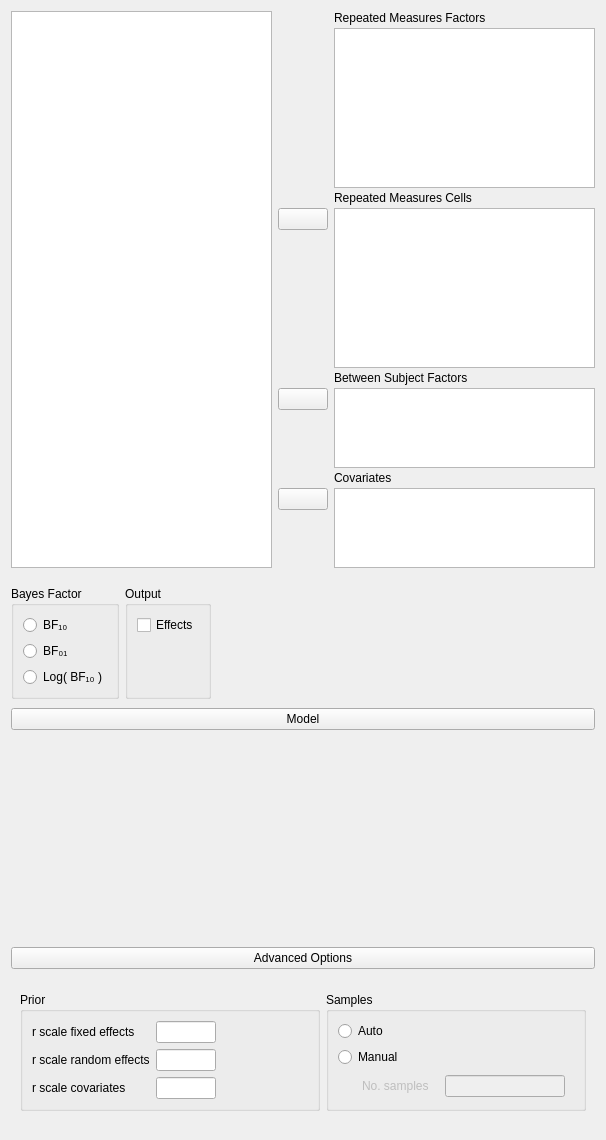
The window that JASP-Desktop/analysisforms/anovarepeatedmeasuresbayesianform.ui (jasp-stats/jasp-desktop) describes before a commit, drawn with Qt 5.
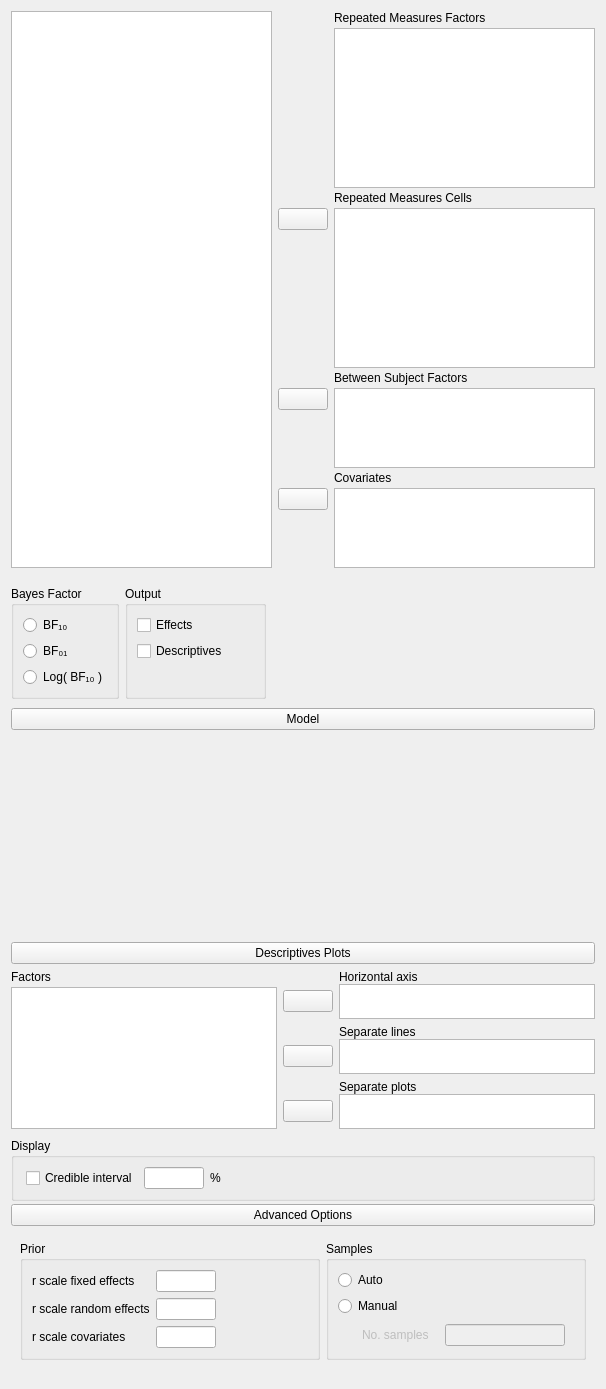
The same window after the commit. Custom widgets are drawn as their Qt base class.

Commit message: Added UI for RM, made plots adaptable to within analysis changes

Patch:
```diff
--- a/JASP-Desktop/analysisforms/anovarepeatedmeasuresbayesianform.ui
+++ b/JASP-Desktop/analysisforms/anovarepeatedmeasuresbayesianform.ui
@@ -471,7 +471,7 @@
            </property>
           </widget>
          </item>
-         <item row="1" column="1">
+         <item row="2" column="1">
           <spacer name="verticalSpacer">
            <property name="orientation">
             <enum>Qt::Vertical</enum>
@@ -479,11 +479,18 @@
            <property name="sizeHint" stdset="0">
             <size>
              <width>20</width>
-             <height>40</height>
+             <height>20</height>
             </size>
            </property>
           </spacer>
          </item>
+         <item row="1" column="0">
+          <widget class="BoundCheckBox" name="descriptives">
+           <property name="text">
+            <string>Descriptives</string>
+           </property>
+          </widget>
+         </item>
         </layout>
        </widget>
       </item>
@@ -565,6 +572,477 @@
     </widget>
    </item>
    <item row="3" column="0">
+    <widget class="QWidget" name="profilePlot" native="true">
+     <layout class="QGridLayout" name="gridLayout_24">
+      <property name="leftMargin">
+       <number>0</number>
+      </property>
+      <property name="topMargin">
+       <number>3</number>
+      </property>
+      <property name="rightMargin">
+       <number>0</number>
+      </property>
+      <property name="bottomMargin">
+       <number>3</number>
+      </property>
+      <item row="1" column="0">
+       <widget class="QWidget" name="containerDescriptivesPlot" native="true">
+        <layout class="QGridLayout" name="gridLayout_23">
+         <property name="leftMargin">
+          <number>0</number>
+         </property>
+         <property name="topMargin">
+          <number>0</number>
+         </property>
+         <property name="rightMargin">
+          <number>0</number>
+         </property>
+         <property name="bottomMargin">
+          <number>0</number>
+         </property>
+         <item row="0" column="0">
+          <widget class="QWidget" name="widget_17" native="true">
+           <layout class="QGridLayout" name="gridLayout_11">
+            <property name="leftMargin">
+             <number>0</number>
+            </property>
+            <property name="topMargin">
+             <number>0</number>
+            </property>
+            <property name="rightMargin">
+             <number>0</number>
+            </property>
+            <property name="bottomMargin">
+             <number>3</number>
+            </property>
+            <property name="horizontalSpacing">
+             <number>0</number>
+            </property>
+            <property name="verticalSpacing">
+             <number>3</number>
+            </property>
+            <item row="0" column="0">
+             <widget class="QLabel" name="label_7">
+              <property name="sizePolicy">
+               <sizepolicy hsizetype="Fixed" vsizetype="Fixed">
+                <horstretch>0</horstretch>
+                <verstretch>0</verstretch>
+               </sizepolicy>
+              </property>
+              <property name="text">
+               <string>Factors</string>
+              </property>
+             </widget>
+            </item>
+            <item row="1" column="0">
+             <widget class="AvailableFieldsListView" name="plotVariables">
+              <property name="sizePolicy">
+               <sizepolicy hsizetype="Expanding" vsizetype="Expanding">
+                <horstretch>0</horstretch>
+                <verstretch>0</verstretch>
+               </sizepolicy>
+              </property>
+              <property name="maximumSize">
+               <size>
+                <width>16777215</width>
+                <height>16777215</height>
+               </size>
+              </property>
+             </widget>
+            </item>
+           </layout>
+          </widget>
+         </item>
+         <item row="0" column="1">
+          <widget class="QWidget" name="widget_15" native="true">
+           <layout class="QVBoxLayout" name="verticalLayout_6">
+            <property name="leftMargin">
+             <number>0</number>
+            </property>
+            <property name="topMargin">
+             <number>0</number>
+            </property>
+            <property name="rightMargin">
+             <number>0</number>
+            </property>
+            <property name="bottomMargin">
+             <number>3</number>
+            </property>
+            <item>
+             <widget class="QWidget" name="widget_19" native="true">
+              <property name="sizePolicy">
+               <sizepolicy hsizetype="Preferred" vsizetype="Preferred">
+                <horstretch>0</horstretch>
+                <verstretch>0</verstretch>
+               </sizepolicy>
+              </property>
+              <layout class="QGridLayout" name="gridLayout_14">
+               <property name="leftMargin">
+                <number>0</number>
+               </property>
+               <property name="topMargin">
+                <number>0</number>
+               </property>
+               <property name="rightMargin">
+                <number>0</number>
+               </property>
+               <property name="bottomMargin">
+                <number>0</number>
+               </property>
+               <property name="verticalSpacing">
+                <number>0</number>
+               </property>
+               <item row="2" column="0">
+                <widget class="AssignButton" name="buttonAssignHorizontalAxis">
+                 <property name="sizePolicy">
+                  <sizepolicy hsizetype="Fixed" vsizetype="Fixed">
+                   <horstretch>0</horstretch>
+                   <verstretch>0</verstretch>
+                  </sizepolicy>
+                 </property>
+                 <property name="minimumSize">
+                  <size>
+                   <width>50</width>
+                   <height>0</height>
+                  </size>
+                 </property>
+                 <property name="maximumSize">
+                  <size>
+                   <width>50</width>
+                   <height>16777215</height>
+                  </size>
+                 </property>
+                 <property name="text">
+                  <string/>
+                 </property>
+                </widget>
+               </item>
+               <item row="0" column="1">
+                <widget class="QLabel" name="label_8">
+                 <property name="sizePolicy">
+                  <sizepolicy hsizetype="Fixed" vsizetype="Fixed">
+                   <horstretch>0</horstretch>
+                   <verstretch>0</verstretch>
+                  </sizepolicy>
+                 </property>
+                 <property name="text">
+                  <string>Horizontal axis</string>
+                 </property>
+                </widget>
+               </item>
+               <item row="2" column="1">
+                <widget class="BoundListView" name="plotHorizontalAxis">
+                 <property name="sizePolicy">
+                  <sizepolicy hsizetype="Expanding" vsizetype="Fixed">
+                   <horstretch>0</horstretch>
+                   <verstretch>0</verstretch>
+                  </sizepolicy>
+                 </property>
+                 <property name="maximumSize">
+                  <size>
+                   <width>16777215</width>
+                   <height>35</height>
+                  </size>
+                 </property>
+                </widget>
+               </item>
+              </layout>
+             </widget>
+            </item>
+            <item>
+             <spacer name="verticalSpacer_2">
+              <property name="orientation">
+               <enum>Qt::Vertical</enum>
+              </property>
+              <property name="sizeType">
+               <enum>QSizePolicy::Expanding</enum>
+              </property>
+              <property name="sizeHint" stdset="0">
+               <size>
+                <width>20</width>
+                <height>0</height>
+               </size>
+              </property>
+             </spacer>
+            </item>
+            <item>
+             <widget class="QWidget" name="widget_20" native="true">
+              <property name="sizePolicy">
+               <sizepolicy hsizetype="Preferred" vsizetype="Preferred">
+                <horstretch>0</horstretch>
+                <verstretch>0</verstretch>
+               </sizepolicy>
+              </property>
+              <layout class="QGridLayout" name="gridLayout_15">
+               <property name="leftMargin">
+                <number>0</number>
+               </property>
+               <property name="topMargin">
+                <number>0</number>
+               </property>
+               <property name="rightMargin">
+                <number>0</number>
+               </property>
+               <property name="bottomMargin">
+                <number>0</number>
+               </property>
+               <property name="verticalSpacing">
+                <number>0</number>
+               </property>
+               <item row="1" column="1">
+                <widget class="BoundListView" name="plotSeparateLines">
+                 <property name="sizePolicy">
+                  <sizepolicy hsizetype="Expanding" vsizetype="Fixed">
+                   <horstretch>0</horstretch>
+                   <verstretch>0</verstretch>
+                  </sizepolicy>
+                 </property>
+                 <property name="maximumSize">
+                  <size>
+                   <width>16777215</width>
+                   <height>35</height>
+                  </size>
+                 </property>
+                </widget>
+               </item>
+               <item row="1" column="0">
+                <widget class="AssignButton" name="buttonAssignSeperateLines">
+                 <property name="sizePolicy">
+                  <sizepolicy hsizetype="Fixed" vsizetype="Fixed">
+                   <horstretch>0</horstretch>
+                   <verstretch>0</verstretch>
+                  </sizepolicy>
+                 </property>
+                 <property name="minimumSize">
+                  <size>
+                   <width>50</width>
+                   <height>0</height>
+                  </size>
+                 </property>
+                 <property name="maximumSize">
+                  <size>
+                   <width>50</width>
+                   <height>16777215</height>
+                  </size>
+                 </property>
+                 <property name="text">
+                  <string/>
+                 </property>
+                </widget>
+               </item>
+               <item row="0" column="1">
+                <widget class="QLabel" name="label_10">
+                 <property name="sizePolicy">
+                  <sizepolicy hsizetype="Fixed" vsizetype="Fixed">
+                   <horstretch>0</horstretch>
+                   <verstretch>0</verstretch>
+                  </sizepolicy>
+                 </property>
+                 <property name="text">
+                  <string>Separate lines</string>
+                 </property>
+                </widget>
+               </item>
+              </layout>
+             </widget>
+            </item>
+            <item>
+             <spacer name="verticalSpacer_4_1">
+              <property name="orientation">
+               <enum>Qt::Vertical</enum>
+              </property>
+              <property name="sizeType">
+               <enum>QSizePolicy::Expanding</enum>
+              </property>
+              <property name="sizeHint" stdset="0">
+               <size>
+                <width>20</width>
+                <height>0</height>
+               </size>
+              </property>
+             </spacer>
+            </item>
+            <item>
+             <widget class="QWidget" name="widget_22" native="true">
+              <property name="sizePolicy">
+               <sizepolicy hsizetype="Preferred" vsizetype="Preferred">
+                <horstretch>0</horstretch>
+                <verstretch>0</verstretch>
+               </sizepolicy>
+              </property>
+              <layout class="QGridLayout" name="gridLayout_18">
+               <property name="leftMargin">
+                <number>0</number>
+               </property>
+               <property name="topMargin">
+                <number>0</number>
+               </property>
+               <property name="rightMargin">
+                <number>0</number>
+               </property>
+               <property name="bottomMargin">
+                <number>0</number>
+               </property>
+               <property name="verticalSpacing">
+                <number>0</number>
+               </property>
+               <item row="1" column="1">
+                <widget class="BoundListView" name="plotSeparatePlots">
+                 <property name="sizePolicy">
+                  <sizepolicy hsizetype="Expanding" vsizetype="Fixed">
+                   <horstretch>0</horstretch>
+                   <verstretch>0</verstretch>
+                  </sizepolicy>
+                 </property>
+                 <property name="maximumSize">
+                  <size>
+                   <width>16777215</width>
+                   <height>35</height>
+                  </size>
+                 </property>
+                </widget>
+               </item>
+               <item row="1" column="0">
+                <widget class="AssignButton" name="buttonAssignSeperatePlots">
+                 <property name="sizePolicy">
+                  <sizepolicy hsizetype="Fixed" vsizetype="Fixed">
+                   <horstretch>0</horstretch>
+                   <verstretch>0</verstretch>
+                  </sizepolicy>
+                 </property>
+                 <property name="minimumSize">
+                  <size>
+                   <width>50</width>
+                   <height>0</height>
+                  </size>
+                 </property>
+                 <property name="maximumSize">
+                  <size>
+                   <width>50</width>
+                   <height>16777215</height>
+                  </size>
+                 </property>
+                 <property name="text">
+                  <string/>
+                 </property>
+                </widget>
+               </item>
+               <item row="0" column="1">
+                <widget class="QLabel" name="label_13">
+                 <property name="sizePolicy">
+                  <sizepolicy hsizetype="Fixed" vsizetype="Fixed">
+                   <horstretch>0</horstretch>
+                   <verstretch>0</verstretch>
+                  </sizepolicy>
+                 </property>
+                 <property name="text">
+                  <string>Separate plots</string>
+                 </property>
+                </widget>
+               </item>
+              </layout>
+             </widget>
+            </item>
+           </layout>
+          </widget>
+         </item>
+         <item row="1" column="0" colspan="2">
+          <widget class="BoundGroupBox" name="groupOptions2_2">
+           <property name="title">
+            <string>Display</string>
+           </property>
+           <layout class="QGridLayout" name="gridLayout_16">
+            <property name="leftMargin">
+             <number>12</number>
+            </property>
+            <property name="verticalSpacing">
+             <number>0</number>
+            </property>
+            <item row="0" column="5">
+             <spacer name="horizontalSpacer_3">
+              <property name="orientation">
+               <enum>Qt::Horizontal</enum>
+              </property>
+              <property name="sizeHint" stdset="0">
+               <size>
+                <width>40</width>
+                <height>20</height>
+               </size>
+              </property>
+             </spacer>
+            </item>
+            <item row="0" column="3">
+             <widget class="BoundTextBox" name="plotCredibleIntervalInterval">
+              <property name="enabled">
+               <bool>true</bool>
+              </property>
+              <property name="minimumSize">
+               <size>
+                <width>60</width>
+                <height>0</height>
+               </size>
+              </property>
+              <property name="maximumSize">
+               <size>
+                <width>60</width>
+                <height>16777215</height>
+               </size>
+              </property>
+             </widget>
+            </item>
+            <item row="0" column="0" colspan="2">
+             <widget class="BoundCheckBox" name="plotCredibleInterval">
+              <property name="text">
+               <string>Credible interval</string>
+              </property>
+             </widget>
+            </item>
+            <item row="0" column="4">
+             <widget class="QLabel" name="label_11">
+              <property name="sizePolicy">
+               <sizepolicy hsizetype="Fixed" vsizetype="Fixed">
+                <horstretch>0</horstretch>
+                <verstretch>0</verstretch>
+               </sizepolicy>
+              </property>
+              <property name="text">
+               <string>%</string>
+              </property>
+             </widget>
+            </item>
+           </layout>
+          </widget>
+         </item>
+        </layout>
+       </widget>
+      </item>
+      <item row="0" column="0">
+       <widget class="ExpanderButton" name="expanderDescriptivesPlot">
+        <property name="enabled">
+         <bool>true</bool>
+        </property>
+        <property name="sizePolicy">
+         <sizepolicy hsizetype="Expanding" vsizetype="Fixed">
+          <horstretch>0</horstretch>
+          <verstretch>0</verstretch>
+         </sizepolicy>
+        </property>
+        <property name="text">
+         <string>Descriptives Plots</string>
+        </property>
+        <property name="default">
+         <bool>false</bool>
+        </property>
+        <property name="flat">
+         <bool>false</bool>
+        </property>
+       </widget>
+      </item>
+     </layout>
+    </widget>
+   </item>
+   <item row="4" column="0">
     <widget class="QWidget" name="advancedBox" native="true">
      <layout class="QGridLayout" name="gridLayout_2">
       <property name="leftMargin">
@@ -641,14 +1119,14 @@
              </widget>
             </item>
             <item row="4" column="0">
-             <widget class="QLabel" name="label_8">
+             <widget class="QLabel" name="label_8_1">
               <property name="text">
                <string>r scale covariates</string>
               </property>
              </widget>
             </item>
             <item row="1" column="0">
-             <widget class="QLabel" name="label_7">
+             <widget class="QLabel" name="label_7_1">
               <property name="text">
                <string>r scale random effects</string>
               </property>
@@ -694,7 +1172,7 @@
              </widget>
             </item>
             <item row="4" column="2">
-             <spacer name="horizontalSpacer_3">
+             <spacer name="horizontalSpacer_3_1">
               <property name="orientation">
                <enum>Qt::Horizontal</enum>
               </property>
@@ -727,7 +1205,7 @@
               <property name="enabled">
                <bool>false</bool>
               </property>
-              <layout class="QGridLayout" name="gridLayout_14">
+              <layout class="QGridLayout" name="gridLayout_14_1">
                <property name="leftMargin">
                 <number>24</number>
                </property>
```
The commit also changes 6 other files.
